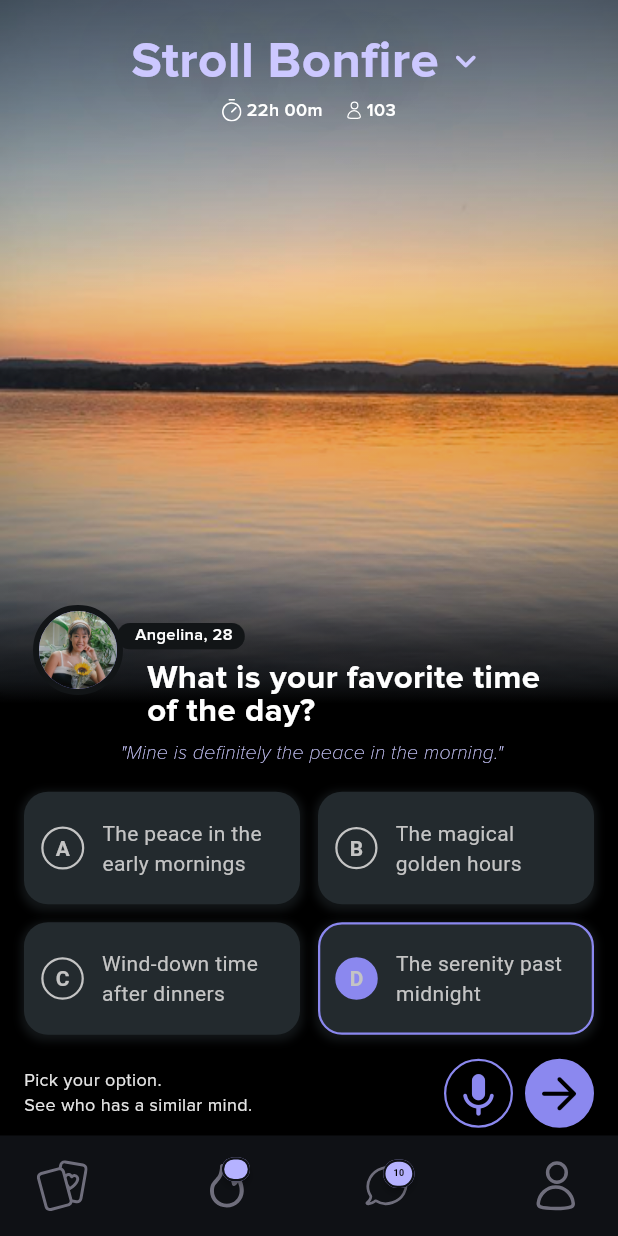
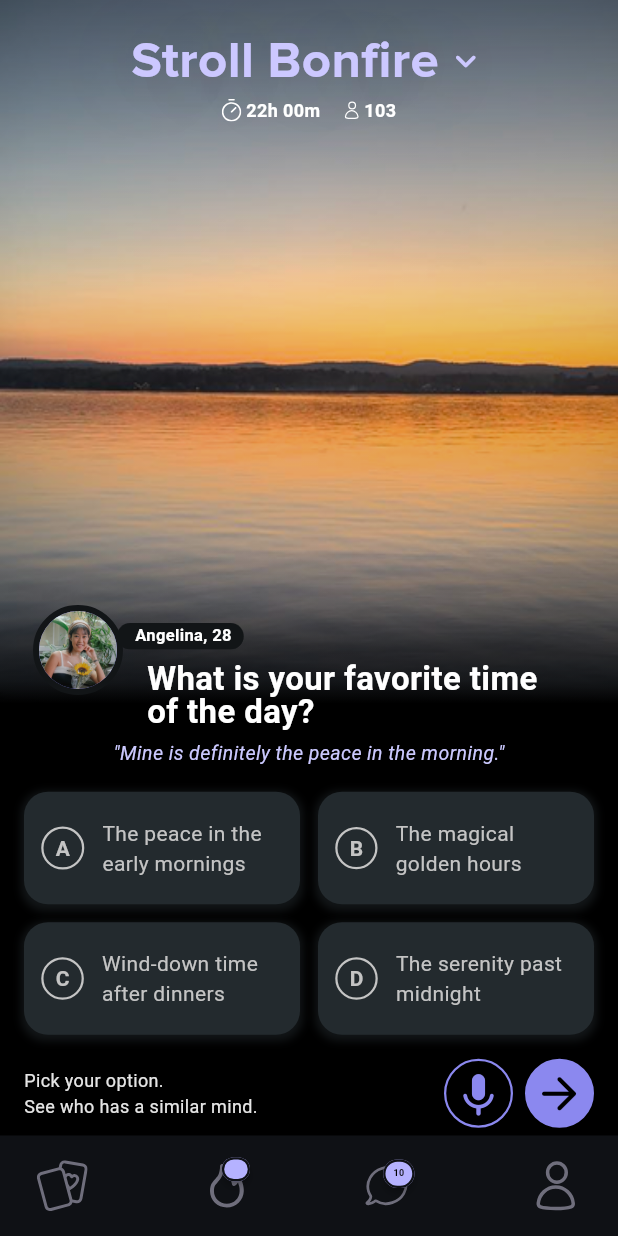
Before and after one commit to pradyumnajavalagi/Stroll-Task1, a Flutter app: the screen it shows after launch, on a phone screen of 412 x 824 dp. Run offline on Flutter 3.47's test engine with Material 3 defaults, Android fonts, the phone set to English and light mode, and no system bars; drawn by our look-alikes of badges; our stand-ins replace flutter_svg.

Commit message:
updated the option buttons

```diff
--- a/lib/features/bonfire/bonfire_screen.dart
+++ b/lib/features/bonfire/bonfire_screen.dart
@@ -5,8 +5,21 @@ import 'package:stroll_task1/features/bonfire/widgets/bottom_nav_bar.dart';
 import 'package:stroll_task1/features/bonfire/widgets/gradients.dart';
 import 'package:stroll_task1/features/bonfire/widgets/option_button.dart';
 
-class BonfireScreen extends StatelessWidget {
+class BonfireScreen extends StatefulWidget {
   const BonfireScreen({super.key});
+
+  @override
+  State<BonfireScreen> createState() => _BonfireScreenState();
+}
+
+class _BonfireScreenState extends State<BonfireScreen> {
+  int _selectedOption = -1; // -1 means none selected
+
+  void _selectOption(int index) {
+    setState(() {
+      _selectedOption = index;
+    });
+  }
 
   @override
   Widget build(BuildContext context) {
@@ -18,16 +31,14 @@ class BonfireScreen extends StatelessWidget {
             fit: BoxFit.cover,
             width: double.infinity,
           ),
-
           const GradientOne(),
-
           const GradientTwo(),
-
           const GradientThree(),
           SafeArea(
             child: Column(
               children: [
                 const SizedBox(height: 16),
+                // TITLE & INFO
                 Row(
                   mainAxisAlignment: MainAxisAlignment.center,
                   children: [
@@ -49,65 +60,33 @@ class BonfireScreen extends StatelessWidget {
                       ),
                     ),
                     const SizedBox(width: 4),
-                    const Icon(
-                      Icons.keyboard_arrow_down_rounded,
-                      color: AppColors.textPurple,
-                      size: 28,
-                    ),
+                    const Icon(Icons.keyboard_arrow_down_rounded, color: AppColors.textPurple, size: 28),
                   ],
                 ),
                 const SizedBox(height: 0),
                 Row(
                   mainAxisAlignment: MainAxisAlignment.center,
                   children: [
-                    SvgPicture.asset(
-                      'assets/icons/timer.svg',
-                      width: 13,
-                      height: 15,
-                    ),
-                    const Text(
-                      ' 22h 00m',
-                      style: TextStyle(
-                        fontSize: 12,
-                        fontFamily: 'Proxima Nova',
-                        fontWeight: FontWeight.w600,
-                        decoration: TextDecoration.none,
-                        color: Colors.white,
-                      ),
-                    ),
+                    SvgPicture.asset('assets/icons/timer.svg', width: 13, height: 15),
+                    const Text(' 22h 00m', style: TextStyle(fontSize: 12, fontWeight: FontWeight.w600, color: Colors.white)),
                     const SizedBox(width: 16),
-                    SvgPicture.asset(
-                      'assets/icons/person.svg',
-                      width: 10,
-                      height: 13,
-                    ),
-                    const Text(
-                      ' 103',
-                      style: TextStyle(
-                        fontSize: 12,
-                        fontFamily: 'Proxima Nova',
-                        fontWeight: FontWeight.w600,
-                        decoration: TextDecoration.none,
-                        color: Colors.white,
-                      ),
-                    ),
+                    SvgPicture.asset('assets/icons/person.svg', width: 10, height: 13),
+                    const Text(' 103', style: TextStyle(fontSize: 12, fontWeight: FontWeight.w600, color: Colors.white)),
                   ],
                 ),
+
+                // PROFILE AND QUESTION
                 SizedBox(height: MediaQuery.of(context).size.height * 0.39),
                 Stack(
-                  // mainAxisAlignment: MainAxisAlignment.start,
                   children: [
                     Align(
                       alignment: Alignment.centerLeft,
                       child: Padding(
                         padding: const EdgeInsets.only(left: 22.0),
-                        child: Container( // border width
+                        child: Container(
                           decoration: BoxDecoration(
                             shape: BoxShape.circle,
-                            border: Border.all(
-                              color: AppColors.backgroundDark,
-                              width: 4.0,
-                            ),
+                            border: Border.all(color: AppColors.backgroundDark, width: 4.0),
                           ),
                           child: const CircleAvatar(
                             radius: 26,
@@ -121,7 +100,6 @@ class BonfireScreen extends StatelessWidget {
                       child: Column(
                         crossAxisAlignment: CrossAxisAlignment.start,
                         children: [
-                          // const SizedBox(height: 30),
                           Container(
                             decoration: BoxDecoration(
                               color: AppColors.backgroundDark,
@@ -135,17 +113,7 @@ class BonfireScreen extends StatelessWidget {
                             ),
                             child: const Padding(
                               padding: EdgeInsets.only(right: 8, left: 12),
-                              child: Text(
-                                'Angelina, 28',
-                                style: TextStyle(
-                                  fontSize: 11,
-                                  fontFamily: 'Proxima Nova',
-                                  fontWeight: FontWeight.w600,
-                                  decoration: TextDecoration.none,
-                                  color: Colors.white,
-                                ),
-                                textAlign: TextAlign.left,
-                              ),
+                              child: Text('Angelina, 28', style: TextStyle(fontSize: 11, fontWeight: FontWeight.w600, color: Colors.white)),
                             ),
                           ),
                           const SizedBox(height: 8),
@@ -153,14 +121,7 @@ class BonfireScreen extends StatelessWidget {
                             padding: EdgeInsets.only(left: 20.0, right: 30),
                             child: Text(
                               "What is your favorite time of the day?",
-                              style: TextStyle(
-                                height: 1,
-                                fontSize: 22,
-                                fontFamily: 'Proxima Nova',
-                                fontWeight: FontWeight.w700,
-                                decoration: TextDecoration.none,
-                                color: Colors.white,
-                              ),
+                              style: TextStyle(height: 1, fontSize: 22, fontWeight: FontWeight.w700, color: Colors.white),
                             ),
                           ),
                         ],
@@ -168,20 +129,23 @@ class BonfireScreen extends StatelessWidget {
                     ),
                   ],
                 ),
+
+                // USER COMMENT
                 const SizedBox(height: 8),
-                const Text(" \"Mine is definitely the peace in the morning.\"",
+                const Text(
+                  "\"Mine is definitely the peace in the morning.\"",
                   style: TextStyle(
                     fontSize: 13,
-                    fontFamily: 'Proxima Nova',
+                    fontStyle: FontStyle.italic,
                     fontWeight: FontWeight.w400,
-                    decoration: TextDecoration.none,
-                    fontStyle: FontStyle.italic,
                     color: AppColors.textPurpleLight,
                   ),
                 ),
+
+                // OPTION BUTTONS
                 const SizedBox(height: 16),
-                const Padding(
-                  padding: EdgeInsets.symmetric(horizontal: 16.0),
+                Padding(
+                  padding: const EdgeInsets.symmetric(horizontal: 16.0),
                   child: Column(
                     children: [
                       Row(
@@ -190,32 +154,39 @@ class BonfireScreen extends StatelessWidget {
                             child: OptionButton(
                               label: 'A',
                               text: 'The peace in the early mornings',
+                              isSelected: _selectedOption == 0,
+                              onTap: () => _selectOption(0),
                             ),
                           ),
-                          SizedBox(width: 12),
+                          const SizedBox(width: 12),
                           Expanded(
                             child: OptionButton(
                               label: 'B',
                               text: 'The magical golden hours',
+                              isSelected: _selectedOption == 1,
+                              onTap: () => _selectOption(1),
                             ),
                           ),
                         ],
                       ),
-                      SizedBox(height: 12),
+                      const SizedBox(height: 12),
                       Row(
                         children: [
                           Expanded(
                             child: OptionButton(
                               label: 'C',
                               text: 'Wind-down time after dinners',
+                              isSelected: _selectedOption == 2,
+                              onTap: () => _selectOption(2),
                             ),
                           ),
-                          SizedBox(width: 12),
+                          const SizedBox(width: 12),
                           Expanded(
                             child: OptionButton(
                               label: 'D',
                               text: 'The serenity past midnight',
-                              isSelected: true, // Example of selected option
+                              isSelected: _selectedOption == 3,
+                              onTap: () => _selectOption(3),
                             ),
                           ),
                         ],
@@ -223,64 +194,46 @@ class BonfireScreen extends StatelessWidget {
                     ],
                   ),
                 ),
+
+                // INSTRUCTIONS + MIC & FORWARD
                 Padding(
                   padding: const EdgeInsets.symmetric(vertical: 16.0, horizontal: 16.0),
                   child: Row(
                     children: [
-                      const Text('Pick your option.\nSee who has a similar mind.',
-                        style: TextStyle(
-                          fontSize: 12,
-                          fontFamily: 'Proxima Nova',
-                          fontWeight: FontWeight.w400,
-                          decoration: TextDecoration.none,
-                          color: AppColors.textLight,
-                        ),
+                      const Text(
+                        'Pick your option.\nSee who has a similar mind.',
+                        style: TextStyle(fontSize: 12, fontWeight: FontWeight.w400, color: AppColors.textLight),
                       ),
                       const Spacer(),
                       Container(
                         decoration: BoxDecoration(
-                          border: Border.all(
-                            color: AppColors.primary,
-                            width: 1.5,
-                          ),
+                          border: Border.all(color: AppColors.primary, width: 1.5),
                           shape: BoxShape.circle,
                         ),
                         child: const Padding(
                           padding: EdgeInsets.all(4.0),
-                          child: Icon(
-                            Icons.keyboard_voice_rounded,
-                            color: AppColors.primary,
-                            size: 35,
-                          ),
+                          child: Icon(Icons.keyboard_voice_rounded, color: AppColors.primary, size: 35),
                         ),
                       ),
                       const SizedBox(width: 8),
                       Container(
                         decoration: BoxDecoration(
                           color: AppColors.primary,
-                          border: Border.all(
-                            color: AppColors.primary,
-                            width: 1.5,
-                          ),
+                          border: Border.all(color: AppColors.primary, width: 1.5),
                           shape: BoxShape.circle,
                         ),
                         child: const Padding(
                           padding: EdgeInsets.all(4.0),
-                          child: Icon(
-                            Icons.arrow_forward_rounded,
-                            color: Colors.black,
-                            size: 35,
-                          ),
+                          child: Icon(Icons.arrow_forward_rounded, color: Colors.black, size: 35),
                         ),
                       ),
                     ],
                   ),
-                )
+                ),
               ],
             ),
           ),
-
-          const BottomNavBar()
+          const BottomNavBar(),
         ],
       ),
     );
--- a/lib/features/bonfire/widgets/option_button.dart
+++ b/lib/features/bonfire/widgets/option_button.dart
@@ -5,19 +5,25 @@ class OptionButton extends StatelessWidget {
   final String label;
   final String text;
   final bool isSelected;
+  final VoidCallback onTap;
 
-  const OptionButton({super.key,
+  const OptionButton({
+    super.key,
     required this.label,
     required this.text,
+    required this.onTap,
     this.isSelected = false,
   });
 
   @override
   Widget build(BuildContext context) {
-    return Container(
+    return InkWell(
+      borderRadius: BorderRadius.circular(16),
+      onTap: onTap,
+      child: Container(
         padding: const EdgeInsets.symmetric(horizontal: 10, vertical: 16),
         decoration: BoxDecoration(
-        boxShadow:  [
+          boxShadow: [
             BoxShadow(
               color: AppColors.surface.withOpacity(0.5),
               spreadRadius: 2,
@@ -38,7 +44,9 @@ class OptionButton extends StatelessWidget {
               decoration: BoxDecoration(
                 color: isSelected ? AppColors.primary : Colors.transparent,
                 border: Border.all(
-                color: isSelected ? AppColors.primary : AppColors.textPrimary,
+                  color: isSelected
+                      ? AppColors.primary
+                      : AppColors.textPrimary,
                   width: 1.5,
                 ),
                 shape: BoxShape.circle,
@@ -68,6 +76,7 @@ class OptionButton extends StatelessWidget {
             ),
           ],
         ),
+      ),
     );
   }
 }
```
Lines whose indentation alone changed are shown as unchanged.
